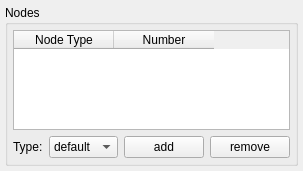
The window that widgets/paramsInfo/nodesParam.ui (zpp0/wsnsim-preprocessor) describes before a commit, drawn with Qt 5.
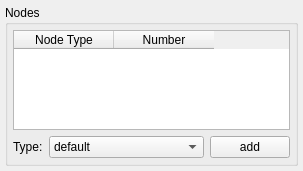
The same window after the commit.

Commit message: node types can be removed

```diff
--- a/widgets/paramsInfo/nodesParam.ui
+++ b/widgets/paramsInfo/nodesParam.ui
@@ -113,19 +113,6 @@
           </property>
          </widget>
         </item>
-        <item>
-         <widget class="QPushButton" name="b_remove">
-          <property name="sizePolicy">
-           <sizepolicy hsizetype="Fixed" vsizetype="Fixed">
-            <horstretch>0</horstretch>
-            <verstretch>0</verstretch>
-           </sizepolicy>
-          </property>
-          <property name="text">
-           <string>remove</string>
-          </property>
-         </widget>
-        </item>
        </layout>
       </item>
      </layout>
```
Left out of the diff: 3 changed lines with no effect on the pictures. The commit also changes 5 other files.
